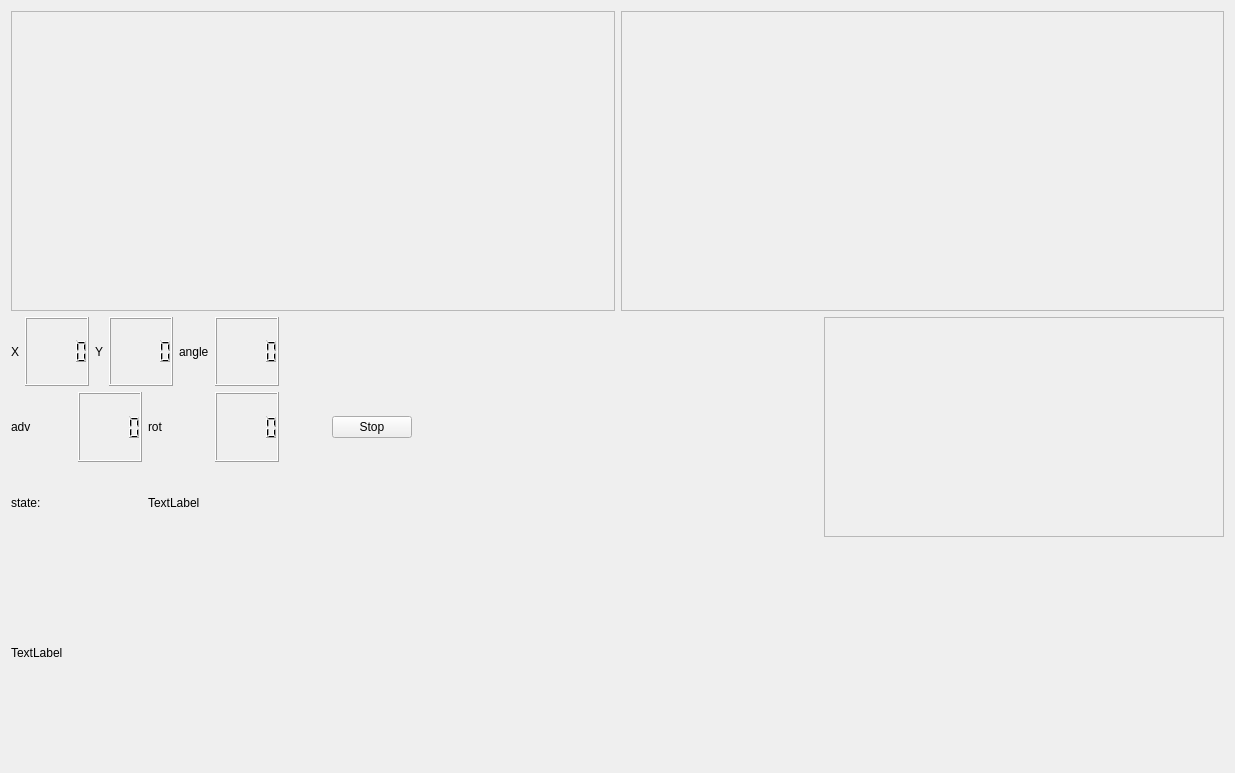
CoferSamuel/ODFE_robotica, file tasks/4_fullApartment/src/mainUI.ui: the form before one commit.
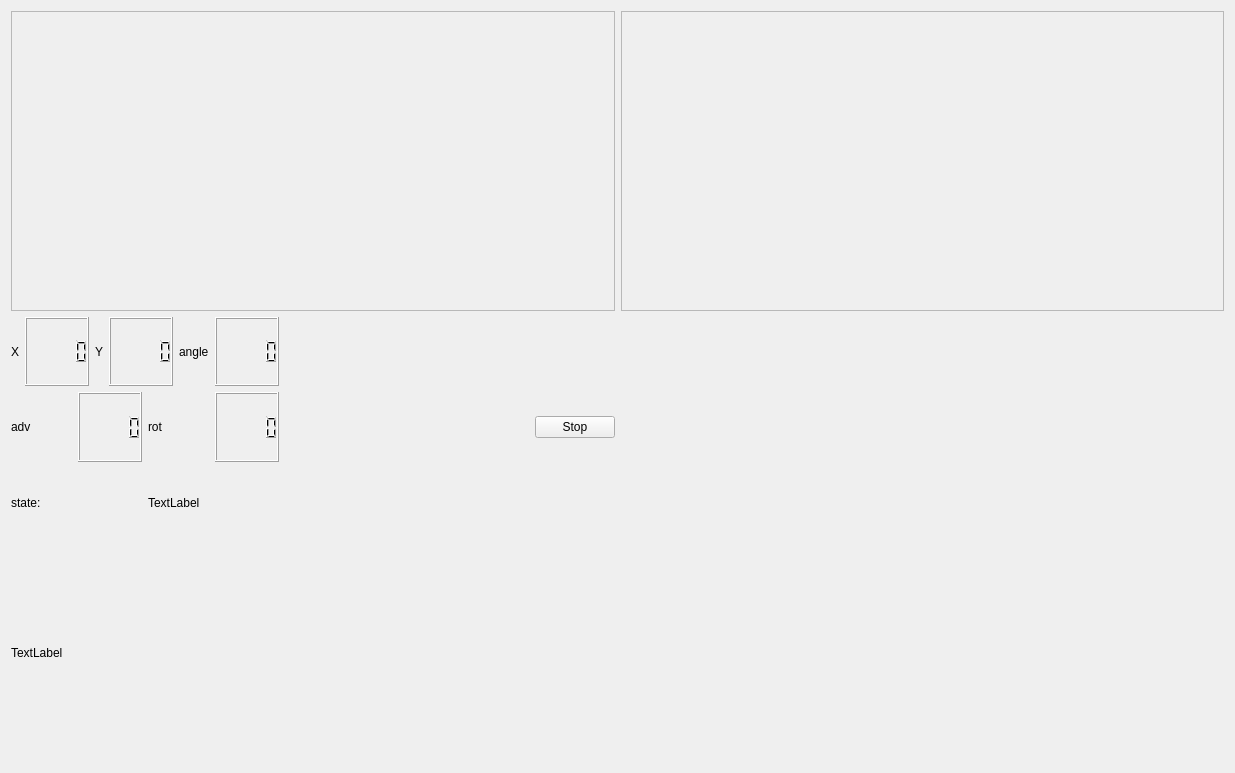
The form after the commit. Custom widgets are drawn as their Qt base class.

The edit to the form file:
```diff
--- a/tasks/4_fullApartment/src/mainUI.ui
+++ b/tasks/4_fullApartment/src/mainUI.ui
@@ -229,28 +229,6 @@
            </property>
           </widget>
          </item>
-         <item>
-          <widget class="QFrame" name="frame_graph">
-           <property name="sizePolicy">
-            <sizepolicy hsizetype="Expanding" vsizetype="Expanding">
-             <horstretch>0</horstretch>
-             <verstretch>0</verstretch>
-            </sizepolicy>
-           </property>
-           <property name="minimumSize">
-            <size>
-             <width>400</width>
-             <height>50</height>
-            </size>
-           </property>
-           <property name="frameShape">
-            <enum>QFrame::Shape::StyledPanel</enum>
-           </property>
-           <property name="frameShadow">
-            <enum>QFrame::Shadow::Raised</enum>
-           </property>
-          </widget>
-         </item>
         </layout>
        </item>
       </layout>
```
